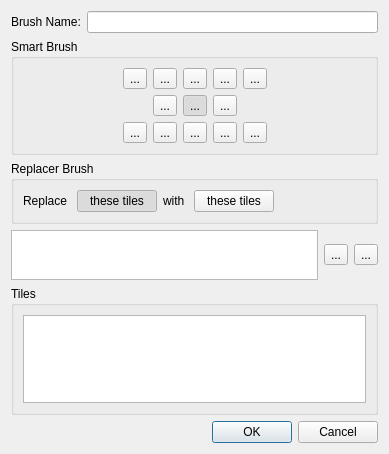
Before: the Qt Designer form Dialogs/BrushPropertiesDialog.ui in Preece/TGL, drawn with Qt 5.
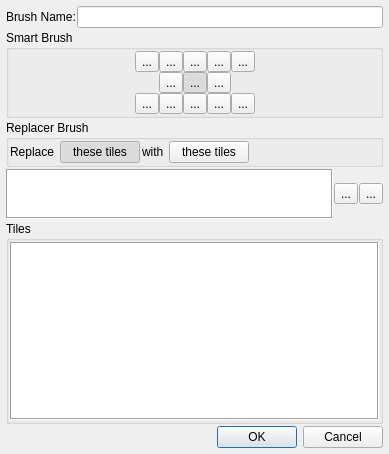
After: the same form once the commit is applied. Icons and pictures are not drawn.

Patch:
```diff
--- a/Dialogs/BrushPropertiesDialog.ui
+++ b/Dialogs/BrushPropertiesDialog.ui
@@ -14,8 +14,26 @@
    <string>Dialog</string>
   </property>
   <layout class="QVBoxLayout" name="verticalLayout">
+   <property name="spacing">
+    <number>2</number>
+   </property>
+   <property name="leftMargin">
+    <number>6</number>
+   </property>
+   <property name="topMargin">
+    <number>6</number>
+   </property>
+   <property name="rightMargin">
+    <number>6</number>
+   </property>
+   <property name="bottomMargin">
+    <number>6</number>
+   </property>
    <item>
     <layout class="QHBoxLayout" name="horizontalLayout_3">
+     <property name="spacing">
+      <number>1</number>
+     </property>
      <item>
       <widget class="QLabel" name="label">
        <property name="text">
@@ -34,8 +52,26 @@
       <string>Smart Brush</string>
      </property>
      <layout class="QVBoxLayout" name="verticalLayout_2">
+      <property name="spacing">
+       <number>0</number>
+      </property>
+      <property name="leftMargin">
+       <number>1</number>
+      </property>
+      <property name="topMargin">
+       <number>1</number>
+      </property>
+      <property name="rightMargin">
+       <number>1</number>
+      </property>
+      <property name="bottomMargin">
+       <number>1</number>
+      </property>
       <item>
        <layout class="QHBoxLayout" name="horizontalLayout_4">
+        <property name="spacing">
+         <number>0</number>
+        </property>
         <item>
          <spacer name="horizontalSpacer">
           <property name="orientation">
@@ -166,6 +202,9 @@
       </item>
       <item>
        <layout class="QHBoxLayout" name="horizontalLayout_5">
+        <property name="spacing">
+         <number>0</number>
+        </property>
         <item>
          <spacer name="horizontalSpacer_3">
           <property name="orientation">
@@ -259,6 +298,9 @@
       </item>
       <item>
        <layout class="QHBoxLayout" name="horizontalLayout_6">
+        <property name="spacing">
+         <number>0</number>
+        </property>
         <item>
          <spacer name="horizontalSpacer_5">
           <property name="orientation">
@@ -396,6 +438,21 @@
       <string>Replacer Brush</string>
      </property>
      <layout class="QHBoxLayout" name="horizontalLayout_7">
+      <property name="spacing">
+       <number>2</number>
+      </property>
+      <property name="leftMargin">
+       <number>1</number>
+      </property>
+      <property name="topMargin">
+       <number>1</number>
+      </property>
+      <property name="rightMargin">
+       <number>1</number>
+      </property>
+      <property name="bottomMargin">
+       <number>1</number>
+      </property>
       <item>
        <widget class="QLabel" name="label_2">
         <property name="text">
@@ -457,6 +514,9 @@
    </item>
    <item>
     <layout class="QHBoxLayout" name="horizontalLayout_2">
+     <property name="spacing">
+      <number>1</number>
+     </property>
      <item>
       <widget class="QGraphicsView" name="tileList">
        <property name="sizePolicy">
@@ -477,6 +537,9 @@
          <height>50</height>
         </size>
        </property>
+       <property name="frameShape">
+        <enum>QFrame::Box</enum>
+       </property>
        <property name="verticalScrollBarPolicy">
         <enum>Qt::ScrollBarAlwaysOff</enum>
        </property>
@@ -521,8 +584,26 @@
       <string>Tiles</string>
      </property>
      <layout class="QHBoxLayout" name="horizontalLayout">
+      <property name="spacing">
+       <number>1</number>
+      </property>
+      <property name="leftMargin">
+       <number>1</number>
+      </property>
+      <property name="topMargin">
+       <number>1</number>
+      </property>
+      <property name="rightMargin">
+       <number>1</number>
+      </property>
+      <property name="bottomMargin">
+       <number>1</number>
+      </property>
       <item>
        <widget class="QGraphicsView" name="tileSelector">
+        <property name="frameShape">
+         <enum>QFrame::Box</enum>
+        </property>
         <property name="alignment">
          <set>Qt::AlignLeading|Qt::AlignLeft|Qt::AlignTop</set>
         </property>
```
Left out of the diff: 62 changed lines with no effect on the pictures.
